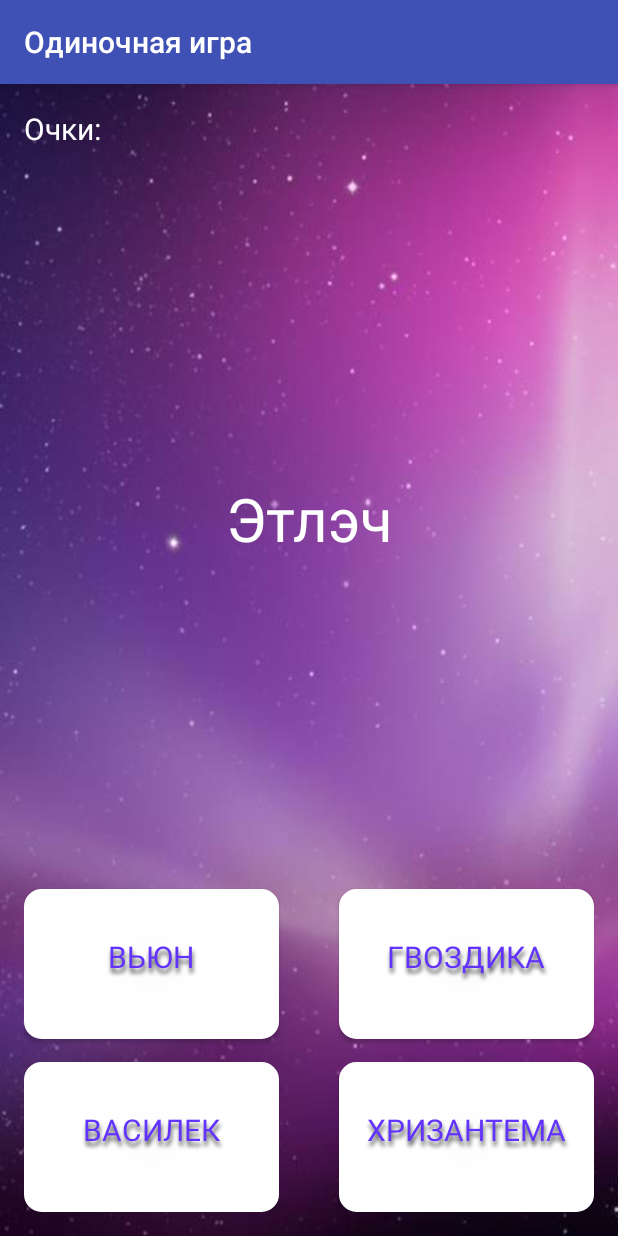
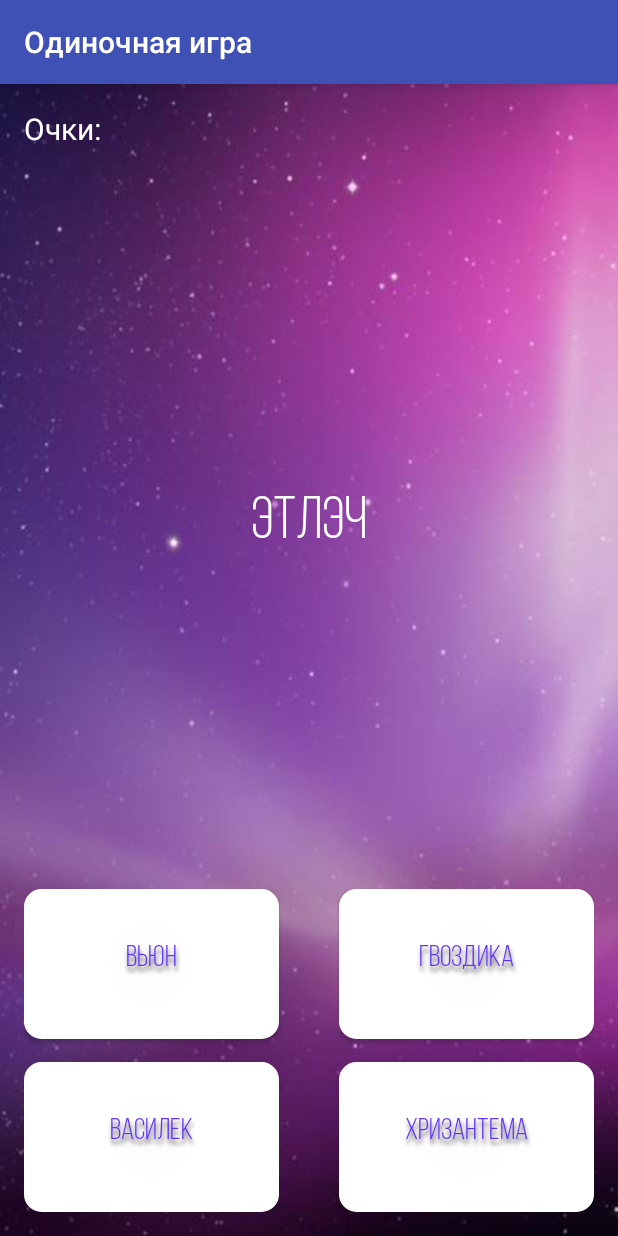
Before and after one commit to pandaket/Translate-Game, an Android app: the SingleGameActivity screen opened directly, with no data from a screen before it, after a tap on "ДЕНЬ", on a phone screen of 412 x 824 dp. Run offline under Robolectric (Android 15) with nearby library versions, the phone set to English and light mode, and no system bars; 1 other tap on this screen came first.

Commit message:
Changes colors on new questions

```diff
--- a/ModelsGame/app/src/main/java/com/example/modelsgame/DBConnector.java
+++ b/ModelsGame/app/src/main/java/com/example/modelsgame/DBConnector.java
@@ -104,7 +104,7 @@ public class DBConnector {
             String query = "CREATE TABLE " + TABLE_NAME + " (" +
                     COLUMN_ID + " INTEGER PRIMARY KEY AUTOINCREMENT, " +
                     COLUMN_NAME + " TEXT, " +
-                    COLUMN_RESULT + " TEXT ; ";
+                    COLUMN_RESULT + " TEXT ); ";
             db.execSQL(query);
         }
 
--- a/ModelsGame/app/src/main/java/com/example/modelsgame/MainPage.java
+++ b/ModelsGame/app/src/main/java/com/example/modelsgame/MainPage.java
@@ -30,7 +30,6 @@ public class MainPage extends AppCompatActivity {
                     case R.id.button2:
                         Intent singleG = new Intent(MainPage.this, SingleGameActivity.class);
                         startActivity(singleG);
-
                         break;
                     case R.id.button3:
                         Intent doubleG = new Intent(MainPage.this, DoubleGameActivity.class);
--- a/ModelsGame/app/src/main/java/com/example/modelsgame/SingleGameActivity.java
+++ b/ModelsGame/app/src/main/java/com/example/modelsgame/SingleGameActivity.java
@@ -4,6 +4,8 @@ import android.annotation.TargetApi;
 import android.app.AlertDialog;
 import android.content.DialogInterface;
 import android.content.Intent;
+import android.graphics.Color;
+import android.graphics.Typeface;
 import android.os.Build;
 import android.os.Bundle;
 import android.os.Handler;
@@ -14,6 +16,8 @@ import android.widget.TextView;
 import android.widget.Toast;
 
 import java.util.Random;
+
+import static com.example.modelsgame.R.drawable.button_shape;
 
 /**
  * главный класс
@@ -60,16 +64,24 @@ public class SingleGameActivity extends AppCompatActivity {
             answersArray = getResources().getStringArray(R.array.answersFinal);
             randomNumber = 0;
         }
-        // и индексы правильных ответов
-
+        Typeface mycustomfont = Typeface.createFromAsset(getAssets(), "fonts/9116.otf");
 
         scores = (TextView) findViewById(R.id.scores);
-        questionTextView = (TextView) findViewById(R.id.textViewQuestion);
-        buttonFirstAnswer = (Button) findViewById(R.id.buttonFirstAnswer);
-        buttonSecondAnswer = (Button) findViewById(R.id.buttonSecondAnswer);
+        questionTextView = (TextView) findViewById(R.id.textViewQuestion); //тут нам надо переменным реальные кнопки, в xml
+        questionTextView.setTypeface(mycustomfont);
+        buttonFirstAnswer = (Button) findViewById(R.id.buttonFirstAnswer); // файле мы для каждой кнопки id называем
+        buttonFirstAnswer.setTypeface(mycustomfont);
+        buttonSecondAnswer = (Button) findViewById(R.id.buttonSecondAnswer);// а тут мы его ищем и присваиваем методом findViewById
+        buttonSecondAnswer.setTypeface(mycustomfont);
         buttonThirdAnswer = (Button) findViewById(R.id.buttonThirdAnswer);
+        buttonThirdAnswer.setTypeface(mycustomfont);
         buttonFourthAnswer = (Button) findViewById(R.id.buttonFourthAnswer);
+        buttonFourthAnswer.setTypeface(mycustomfont);
 
+        buttonFirstAnswer.setBackgroundResource(R.drawable.button_shape);
+        buttonSecondAnswer.setBackgroundResource(R.drawable.button_shape);
+        buttonThirdAnswer.setBackgroundResource(R.drawable.button_shape);
+        buttonFourthAnswer.setBackgroundResource(R.drawable.button_shape);
 
         questionTextView.setText(questionArray[randomNumber]);
         buttonFirstAnswer.setText(answersArray[randomNumber * 4]);
@@ -77,10 +89,7 @@ public class SingleGameActivity extends AppCompatActivity {
         buttonThirdAnswer.setText(answersArray[randomNumber * 4 + 2]);
         buttonFourthAnswer.setText(answersArray[randomNumber * 4 + 3]);
 
-       // buttonFirstAnswer.setBackgroundColor(Color.parseColor("#0380c9"));
-       // buttonSecondAnswer.setBackgroundColor(Color.parseColor("#0380c9"));
-       // buttonThirdAnswer.setBackgroundColor(Color.parseColor("#0380c9"));
-       // buttonFourthAnswer.setBackgroundColor(Color.parseColor("#0380c9"));
+
         scores.setText(String.valueOf(score));
 
         return randomNumber;
@@ -279,14 +288,19 @@ public class SingleGameActivity extends AppCompatActivity {
         final int[] trueAnswers = getResources().getIntArray(R.array.trueAnswers);// ответов, они по адресу /res/values/
         final int[] trueAnswers2 = getResources().getIntArray(R.array.trueAnswers2);
         final int[] trueAnswersFinal = getResources().getIntArray(R.array.trueAnswersFinal);
-        DBConnector mDBConnector = new DBConnector (this);
+        Typeface mycustomfont = Typeface.createFromAsset(getAssets(), "fonts/9116.otf");
 
         scores = (TextView) findViewById(R.id.scores);
-        questionTextView = (TextView) findViewById(R.id.textViewQuestion);
-        buttonFirstAnswer = (Button) findViewById(R.id.buttonFirstAnswer);
-        buttonSecondAnswer = (Button) findViewById(R.id.buttonSecondAnswer);
+        questionTextView = (TextView) findViewById(R.id.textViewQuestion); //тут нам надо переменным реальные кнопки, в xml
+        questionTextView.setTypeface(mycustomfont);
+        buttonFirstAnswer = (Button) findViewById(R.id.buttonFirstAnswer); // файле мы для каждой кнопки id называем
+        buttonFirstAnswer.setTypeface(mycustomfont);
+        buttonSecondAnswer = (Button) findViewById(R.id.buttonSecondAnswer);// а тут мы его ищем и присваиваем методом findViewById
+        buttonSecondAnswer.setTypeface(mycustomfont);
         buttonThirdAnswer = (Button) findViewById(R.id.buttonThirdAnswer);
+        buttonThirdAnswer.setTypeface(mycustomfont);
         buttonFourthAnswer = (Button) findViewById(R.id.buttonFourthAnswer);
+        buttonFourthAnswer.setTypeface(mycustomfont);
 
 
         questionTextView.setText(questionArray[randomNumber]);
@@ -309,12 +323,12 @@ public class SingleGameActivity extends AppCompatActivity {
                         {
                             if (trueAnswers[randomNumber] == 0)
                             {
-                               // buttonFirstAnswer.setBackgroundColor(Color.GREEN);
+                               buttonFirstAnswer.setBackgroundColor(Color.GREEN);
                                 right1();
                             }
                             else
                             {
-                               // buttonFirstAnswer.setBackgroundColor(Color.RED);
+                               buttonFirstAnswer.setBackgroundColor(Color.RED);
                                 false1();
                             }
                             break;
@@ -323,24 +337,24 @@ public class SingleGameActivity extends AppCompatActivity {
                         if (tour == 2) {
                             if (trueAnswers2[randomNumber] == 0)
                             {
-                                //buttonFirstAnswer.setBackgroundColor(Color.GREEN);
+                                buttonFirstAnswer.setBackgroundColor(Color.GREEN);
                                 right2();
                             }
                             else
                             {
-                               // buttonFirstAnswer.setBackgroundColor(Color.RED);
+                               buttonFirstAnswer.setBackgroundColor(Color.RED);
                                 false2();
                             }
                             break;
                         }
                         if (tour == 3) {
                             if (trueAnswersFinal[randomNumber] == 1) {
-                               // buttonFirstAnswer.setBackgroundColor(Color.GREEN);
+                               buttonFirstAnswer.setBackgroundColor(Color.GREEN);
                                 right3();
                             }
                             else
                             {
-                               // buttonFirstAnswer.setBackgroundColor(Color.RED);
+                                buttonFirstAnswer.setBackgroundColor(Color.RED);
                                 false3();
                             }
                             break;
@@ -351,12 +365,12 @@ public class SingleGameActivity extends AppCompatActivity {
                         {
                             if (trueAnswers[randomNumber] == 1)
                             {
-                                //buttonSecondAnswer.setBackgroundColor(Color.GREEN);
+                                buttonSecondAnswer.setBackgroundColor(Color.GREEN);
                                 right1();
                             }
                             else
                             {
-                              //  buttonSecondAnswer.setBackgroundColor(Color.RED);
+                              buttonSecondAnswer.setBackgroundColor(Color.RED);
                                 false1();
                             }
                             break;
@@ -364,24 +378,24 @@ public class SingleGameActivity extends AppCompatActivity {
 
                         if (tour == 2) {
                             if (trueAnswers2[randomNumber] == 1) {
-                              //  buttonSecondAnswer.setBackgroundColor(Color.GREEN);
+                             buttonSecondAnswer.setBackgroundColor(Color.GREEN);
                                 right2();
                             }
                             else
                             {
-                              //  buttonSecondAnswer.setBackgroundColor(Color.RED);
+                              buttonSecondAnswer.setBackgroundColor(Color.RED);
                                 false2();
                             }
                             break;
                         }
                         if (tour == 3) {
                             if (trueAnswersFinal[randomNumber] == 1) {
-                               // buttonSecondAnswer.setBackgroundColor(Color.GREEN);
+                               buttonSecondAnswer.setBackgroundColor(Color.GREEN);
                                 right3();
                             }
                             else
                             {
-                               // buttonSecondAnswer.setBackgroundColor(Color.RED);
+                              buttonSecondAnswer.setBackgroundColor(Color.RED);
                                 false3();
                             }
                             break;
@@ -392,12 +406,12 @@ public class SingleGameActivity extends AppCompatActivity {
                         {
                             if (trueAnswers[randomNumber] == 2)
                             {
-                               // buttonThirdAnswer.setBackgroundColor(Color.GREEN);
+                               buttonThirdAnswer.setBackgroundColor(Color.GREEN);
                                 right1();
                             }
                             else
                             {
-                               // buttonThirdAnswer.setBackgroundColor(Color.RED);
+                               buttonThirdAnswer.setBackgroundColor(Color.RED);
                                 false1();
                             }
                             break;
@@ -405,24 +419,24 @@ public class SingleGameActivity extends AppCompatActivity {
 
                         if (tour == 2) {
                             if (trueAnswers2[randomNumber] == 2) {
-                              //  buttonThirdAnswer.setBackgroundColor(Color.GREEN);
+                              buttonThirdAnswer.setBackgroundColor(Color.GREEN);
                                 right2();
                             }
                             else
                             {
-                               // buttonThirdAnswer.setBackgroundColor(Color.RED);
+                              buttonThirdAnswer.setBackgroundColor(Color.RED);
                                 false2();
                             }
                             break;
                         }
                         if (tour == 3) {
                             if (trueAnswersFinal[randomNumber] == 2) {
-                              //  buttonThirdAnswer.setBackgroundColor(Color.GREEN);
+                            buttonThirdAnswer.setBackgroundColor(Color.GREEN);
                                 right3();
                             }
                             else
                             {
-                               // buttonThirdAnswer.setBackgroundColor(Color.RED);
+                              buttonThirdAnswer.setBackgroundColor(Color.RED);
                                 false3();
                             }
                             break;
@@ -433,12 +447,12 @@ public class SingleGameActivity extends AppCompatActivity {
                         {
                             if (trueAnswers[randomNumber] == 3)
                             {
-                               // buttonFourthAnswer.setBackgroundColor(Color.GREEN);
+                             buttonFourthAnswer.setBackgroundColor(Color.GREEN);
                                 right1();
                             }
                             else
                             {
-                               // buttonFourthAnswer.setBackgroundColor(Color.RED);
+                              buttonFourthAnswer.setBackgroundColor(Color.RED);
                                 false1();
                             }
                             break;
@@ -446,23 +460,23 @@ public class SingleGameActivity extends AppCompatActivity {
 
                         if (tour == 2) {
                             if (trueAnswers2[randomNumber] == 3) {
-                               // buttonFourthAnswer.setBackgroundColor(Color.GREEN);
+                              buttonFourthAnswer.setBackgroundColor(Color.GREEN);
                                 right2();
                             }
                             else
                             {
-                               // buttonFourthAnswer.setBackgroundColor(Color.RED);
+                               buttonFourthAnswer.setBackgroundColor(Color.RED);
                                 false2();
                             }
                             break;
                         }
                         if (tour == 3) {
                             if (trueAnswersFinal[randomNumber] == 3) {
-                               // buttonFourthAnswer.setBackgroundColor(Color.GREEN);
+                              buttonFourthAnswer.setBackgroundColor(Color.GREEN);
                                 right3();
                             }
                             else {
-                              //  buttonFourthAnswer.setBackgroundColor(Color.RED);
+                              buttonFourthAnswer.setBackgroundColor(Color.RED);
                                 false3();
                             }
                             break;
--- a/ModelsGame/app/src/main/java/com/example/modelsgame/save_result.java
+++ b/ModelsGame/app/src/main/java/com/example/modelsgame/save_result.java
@@ -1,7 +1,5 @@
 package com.example.modelsgame;
-import android.content.ContentValues;
 import android.content.Intent;
-import android.database.sqlite.SQLiteDatabase;
 import android.os.Bundle;
 import android.support.v7.app.AppCompatActivity;
 import android.view.View;
@@ -32,13 +30,10 @@ public class save_result extends AppCompatActivity implements View.OnClickListen
             etName = (EditText) findViewById(R.id.etName);
             tvRec = (TextView) findViewById(R.id.tvRec);
             tvRec.setText(tvRes);
-            DBConnector mDBConnector = new DBConnector (this);
         }
 
         @Override
         public void onClick(View v) {
-
-
             finish();
         }
     }
```
